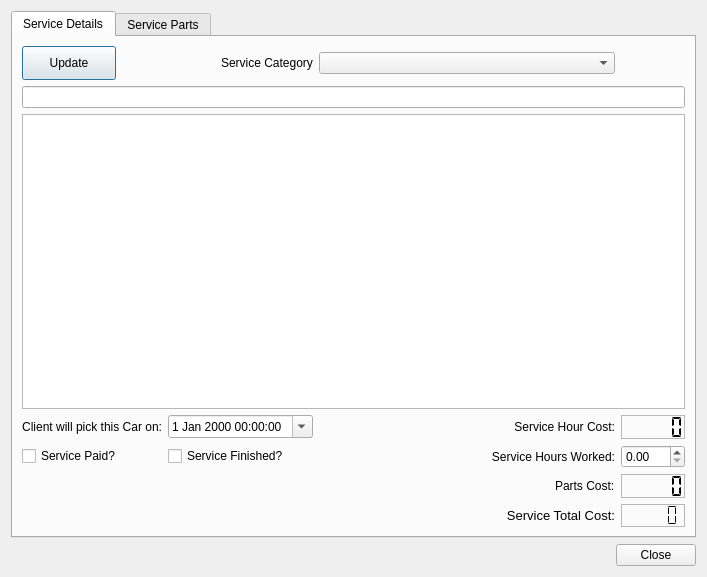
Old version of the form Client_Add_service.ui in the repository bedi1982/Oficina.
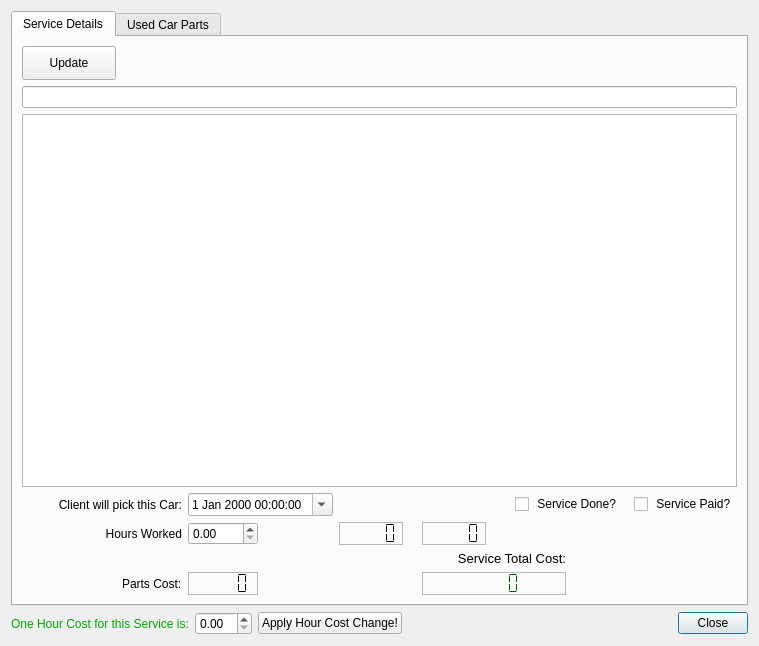
New version of the form. Icons and pictures are not drawn.

Commit message: Improved finances area, now each service can have its own Hour Cost; Fixed Tab completition on stock part update; Added extra pixmaps as they were causing a good impression; lots of bugfixes;

Patch:
```diff
--- a/Client_Add_service.ui
+++ b/Client_Add_service.ui
@@ -6,8 +6,8 @@
    <rect>
     <x>0</x>
     <y>0</y>
-    <width>707</width>
-    <height>577</height>
+    <width>661</width>
+    <height>646</height>
    </rect>
   </property>
   <property name="windowTitle">
@@ -18,7 +18,85 @@
     <normaloff>:/emoticons/service.png</normaloff>:/emoticons/service.png</iconset>
   </property>
   <layout class="QGridLayout" name="gridLayout">
-   <item row="6" column="0">
+   <item row="1" column="5">
+    <widget class="QDialogButtonBox" name="buttonBox_Close">
+     <property name="maximumSize">
+      <size>
+       <width>70</width>
+       <height>16777215</height>
+      </size>
+     </property>
+     <property name="styleSheet">
+      <string notr="true"/>
+     </property>
+     <property name="standardButtons">
+      <set>QDialogButtonBox::Close</set>
+     </property>
+    </widget>
+   </item>
+   <item row="1" column="2">
+    <widget class="QPushButton" name="Button_Apply_new_Hour_Cost">
+     <property name="maximumSize">
+      <size>
+       <width>190</width>
+       <height>16777215</height>
+      </size>
+     </property>
+     <property name="text">
+      <string>Apply Hour Cost Change!</string>
+     </property>
+     <property name="icon">
+      <iconset resource="images/images.qrc">
+       <normaloff>:/emoticons/emblem-default.png</normaloff>:/emoticons/emblem-default.png</iconset>
+     </property>
+    </widget>
+   </item>
+   <item row="1" column="0">
+    <widget class="QLabel" name="lbl_Hour_Cost_text">
+     <property name="maximumSize">
+      <size>
+       <width>182</width>
+       <height>16777215</height>
+      </size>
+     </property>
+     <property name="styleSheet">
+      <string notr="true">color: rgb(0, 170, 0);</string>
+     </property>
+     <property name="text">
+      <string>One Hour Cost for this Service is:</string>
+     </property>
+    </widget>
+   </item>
+   <item row="1" column="3">
+    <widget class="QLabel" name="label_Icon_Service_Hour_Cost">
+     <property name="maximumSize">
+      <size>
+       <width>32</width>
+       <height>32</height>
+      </size>
+     </property>
+     <property name="text">
+      <string/>
+     </property>
+     <property name="pixmap">
+      <pixmap resource="images/images.qrc">:/emoticons/icons8-Clock-50.png</pixmap>
+     </property>
+     <property name="scaledContents">
+      <bool>true</bool>
+     </property>
+    </widget>
+   </item>
+   <item row="1" column="1">
+    <widget class="QDoubleSpinBox" name="double_Service_Hour_Cost">
+     <property name="maximumSize">
+      <size>
+       <width>100</width>
+       <height>16777215</height>
+      </size>
+     </property>
+    </widget>
+   </item>
+   <item row="0" column="0" colspan="6">
     <widget class="QTabWidget" name="tabWidget">
      <property name="currentIndex">
       <number>0</number>
@@ -28,8 +106,28 @@
        <string>Service Details</string>
       </attribute>
       <layout class="QGridLayout" name="gridLayout_2">
-       <item row="10" column="4">
-        <widget class="QDoubleSpinBox" name="Spin_Hand_Work_Hours">
+       <item row="5" column="3">
+        <widget class="QLCDNumber" name="lcd_Service_Hour_Cost">
+         <property name="frameShape">
+          <enum>QFrame::StyledPanel</enum>
+         </property>
+         <property name="segmentStyle">
+          <enum>QLCDNumber::Flat</enum>
+         </property>
+        </widget>
+       </item>
+       <item row="5" column="9" rowspan="3" colspan="3">
+        <widget class="QLabel" name="label_Icon_Handwork">
+         <property name="text">
+          <string/>
+         </property>
+         <property name="pixmap">
+          <pixmap resource="images/images.qrc">:/emoticons/icons8-Maintenance-100.png</pixmap>
+         </property>
+        </widget>
+       </item>
+       <item row="0" column="0">
+        <widget class="QPushButton" name="btn_Update_Service_description">
          <property name="enabled">
           <bool>true</bool>
          </property>
@@ -39,35 +137,25 @@
            <verstretch>0</verstretch>
           </sizepolicy>
          </property>
-         <property name="maximum">
-          <double>999.000000000000000</double>
-         </property>
-         <property name="singleStep">
-          <double>1.000000000000000</double>
-         </property>
-        </widget>
-       </item>
-       <item row="10" column="1">
-        <widget class="QCheckBox" name="check_Finished">
-         <property name="enabled">
-          <bool>true</bool>
-         </property>
-         <property name="text">
-          <string>Service Finished?</string>
-         </property>
-        </widget>
-       </item>
-       <item row="4" column="0" colspan="5">
-        <widget class="QLineEdit" name="line_ServiceShortDescription">
-         <property name="focusPolicy">
-          <enum>Qt::NoFocus</enum>
+         <property name="minimumSize">
+          <size>
+           <width>94</width>
+           <height>34</height>
+          </size>
          </property>
          <property name="acceptDrops">
           <bool>false</bool>
          </property>
+         <property name="text">
+          <string>Update</string>
+         </property>
+         <property name="icon">
+          <iconset resource="images/images.qrc">
+           <normaloff>:/emoticons/client_info.png</normaloff>:/emoticons/client_info.png</iconset>
+         </property>
         </widget>
        </item>
-       <item row="5" column="0" colspan="5">
+       <item row="2" column="0" colspan="12">
         <widget class="QTextEdit" name="txt_Servicedescription">
          <property name="focusPolicy">
           <enum>Qt::NoFocus</enum>
@@ -79,29 +167,90 @@
           <string>&lt;!DOCTYPE HTML PUBLIC &quot;-//W3C//DTD HTML 4.0//EN&quot; &quot;http://www.w3.org/TR/REC-html40/strict.dtd&quot;&gt;
 &lt;html&gt;&lt;head&gt;&lt;meta name=&quot;qrichtext&quot; content=&quot;1&quot; /&gt;&lt;style type=&quot;text/css&quot;&gt;
 p, li { white-space: pre-wrap; }
-&lt;/style&gt;&lt;/head&gt;&lt;body style=&quot; font-family:'Noto Sans'; font-size:10pt; font-weight:400; font-style:normal;&quot;&gt;
-&lt;p style=&quot;-qt-paragraph-type:empty; margin-top:0px; margin-bottom:0px; margin-left:0px; margin-right:0px; -qt-block-indent:0; text-indent:0px;&quot;&gt;&lt;br /&gt;&lt;/p&gt;&lt;/body&gt;&lt;/html&gt;</string>
+&lt;/style&gt;&lt;/head&gt;&lt;body style=&quot; font-family:'Noto Sans'; font-size:9pt; font-weight:400; font-style:normal;&quot;&gt;
+&lt;p style=&quot;-qt-paragraph-type:empty; margin-top:0px; margin-bottom:0px; margin-left:0px; margin-right:0px; -qt-block-indent:0; text-indent:0px; font-size:10pt;&quot;&gt;&lt;br /&gt;&lt;/p&gt;&lt;/body&gt;&lt;/html&gt;</string>
          </property>
         </widget>
        </item>
-       <item row="7" column="0">
-        <widget class="QLabel" name="label_Client_Return_Date">
-         <property name="sizePolicy">
-          <sizepolicy hsizetype="Fixed" vsizetype="Preferred">
-           <horstretch>0</horstretch>
-           <verstretch>0</verstretch>
-          </sizepolicy>
+       <item row="1" column="0" colspan="12">
+        <widget class="QLineEdit" name="line_ServiceShortDescription">
+         <property name="focusPolicy">
+          <enum>Qt::NoFocus</enum>
          </property>
+         <property name="acceptDrops">
+          <bool>false</bool>
+         </property>
+        </widget>
+       </item>
+       <item row="5" column="0">
+        <widget class="QLabel" name="label_InsertWorkCost">
          <property name="text">
-          <string>Client will pick this Car on:</string>
+          <string>Hours Worked</string>
          </property>
          <property name="alignment">
           <set>Qt::AlignRight|Qt::AlignTrailing|Qt::AlignVCenter</set>
          </property>
         </widget>
        </item>
-       <item row="7" column="1">
-        <widget class="QDateTimeEdit" name="dateTimeEdit">
+       <item row="6" column="5" colspan="3" alignment="Qt::AlignBottom">
+        <widget class="QLabel" name="label_totalServiceCost">
+         <property name="font">
+          <font>
+           <pointsize>10</pointsize>
+          </font>
+         </property>
+         <property name="autoFillBackground">
+          <bool>false</bool>
+         </property>
+         <property name="styleSheet">
+          <string notr="true">border-color: rgb(0, 170, 0);
+border-top-color: rgb(0, 170, 0);</string>
+         </property>
+         <property name="text">
+          <string>Service Total Cost:</string>
+         </property>
+         <property name="alignment">
+          <set>Qt::AlignRight|Qt::AlignTrailing|Qt::AlignVCenter</set>
+         </property>
+        </widget>
+       </item>
+       <item row="7" column="5" colspan="3">
+        <widget class="QLCDNumber" name="lcd_Service_Total">
+         <property name="font">
+          <font>
+           <weight>50</weight>
+           <bold>false</bold>
+          </font>
+         </property>
+         <property name="autoFillBackground">
+          <bool>false</bool>
+         </property>
+         <property name="styleSheet">
+          <string notr="true">color: rgb(0, 85, 0);</string>
+         </property>
+         <property name="frameShape">
+          <enum>QFrame::StyledPanel</enum>
+         </property>
+         <property name="smallDecimalPoint">
+          <bool>false</bool>
+         </property>
+         <property name="segmentStyle">
+          <enum>QLCDNumber::Flat</enum>
+         </property>
+        </widget>
+       </item>
+       <item row="3" column="7" colspan="2">
+        <widget class="QCheckBox" name="check_Finished">
+         <property name="enabled">
+          <bool>true</bool>
+         </property>
+         <property name="text">
+          <string> Service Done?</string>
+         </property>
+        </widget>
+       </item>
+       <item row="3" column="1" colspan="2">
+        <widget class="QDateTimeEdit" name="dateTimeEdit_Client_Return_Date">
          <property name="sizePolicy">
           <sizepolicy hsizetype="Fixed" vsizetype="Fixed">
            <horstretch>0</horstretch>
@@ -133,184 +282,109 @@
          </property>
         </widget>
        </item>
-       <item row="0" column="1" alignment="Qt::AlignRight">
-        <widget class="QLabel" name="label_2">
-         <property name="text">
-          <string>Service Category</string>
-         </property>
-        </widget>
-       </item>
-       <item row="10" column="0">
-        <widget class="QCheckBox" name="check_Paid">
+       <item row="5" column="1">
+        <widget class="QDoubleSpinBox" name="Spin_Hand_Work_Hours">
          <property name="enabled">
           <bool>true</bool>
          </property>
-         <property name="text">
-          <string>Service Paid?</string>
+         <property name="maximum">
+          <double>999.000000000000000</double>
          </property>
-        </widget>
-       </item>
-       <item row="11" column="4">
-        <widget class="QLCDNumber" name="lcd_Parts_Cost_2">
-         <property name="sizePolicy">
-          <sizepolicy hsizetype="Fixed" vsizetype="Fixed">
-           <horstretch>0</horstretch>
-           <verstretch>0</verstretch>
-          </sizepolicy>
+         <property name="singleStep">
+          <double>1.000000000000000</double>
          </property>
-         <property name="minimumSize">
-          <size>
-           <width>0</width>
-           <height>24</height>
-          </size>
-         </property>
-         <property name="maximumSize">
-          <size>
-           <width>75</width>
-           <height>32</height>
-          </size>
-         </property>
-         <property name="frameShape">
-          <enum>QFrame::StyledPanel</enum>
-         </property>
-         <property name="segmentStyle">
-          <enum>QLCDNumber::Flat</enum>
-         </property>
         </widget>
        </item>
-       <item row="16" column="3">
-        <widget class="QLabel" name="lbl_totlaServiceCost">
-         <property name="font">
-          <font>
-           <pointsize>10</pointsize>
-          </font>
-         </property>
-         <property name="autoFillBackground">
-          <bool>false</bool>
-         </property>
-         <property name="styleSheet">
-          <string notr="true">border-color: rgb(0, 170, 0);
-border-top-color: rgb(0, 170, 0);</string>
-         </property>
-         <property name="text">
-          <string>Service Total Cost:</string>
-         </property>
-         <property name="alignment">
-          <set>Qt::AlignRight|Qt::AlignTrailing|Qt::AlignVCenter</set>
-         </property>
-        </widget>
-       </item>
-       <item row="11" column="3" alignment="Qt::AlignRight">
-        <widget class="QLabel" name="label">
-         <property name="text">
-          <string>Parts Cost:</string>
-         </property>
-        </widget>
-       </item>
-       <item row="16" column="4">
-        <widget class="QLCDNumber" name="lcd_Service_Total">
-         <property name="sizePolicy">
-          <sizepolicy hsizetype="Fixed" vsizetype="Fixed">
-           <horstretch>0</horstretch>
-           <verstretch>0</verstretch>
-          </sizepolicy>
-         </property>
-         <property name="font">
-          <font>
-           <pointsize>16</pointsize>
-          </font>
-         </property>
-         <property name="styleSheet">
-          <string notr="true"/>
-         </property>
-         <property name="frameShape">
-          <enum>QFrame::StyledPanel</enum>
-         </property>
-         <property name="smallDecimalPoint">
-          <bool>false</bool>
-         </property>
-         <property name="segmentStyle">
-          <enum>QLCDNumber::Flat</enum>
-         </property>
-        </widget>
-       </item>
-       <item row="10" column="3" alignment="Qt::AlignRight">
-        <widget class="QLabel" name="lbl_InsertWorkCost">
-         <property name="text">
-          <string>Service Hours Worked:</string>
-         </property>
-         <property name="alignment">
-          <set>Qt::AlignRight|Qt::AlignTrailing|Qt::AlignVCenter</set>
-         </property>
-        </widget>
-       </item>
-       <item row="0" column="2" colspan="2">
-        <widget class="QComboBox" name="comboBox"/>
-       </item>
-       <item row="7" column="4">
+       <item row="5" column="5">
         <widget class="QLCDNumber" name="lcd_Hour_cost">
+         <property name="frameShape">
+          <enum>QFrame::StyledPanel</enum>
+         </property>
+         <property name="segmentStyle">
+          <enum>QLCDNumber::Flat</enum>
+         </property>
+        </widget>
+       </item>
+       <item row="5" column="2">
+        <widget class="QLabel" name="label_Icon_Multiply">
+         <property name="text">
+          <string/>
+         </property>
+         <property name="pixmap">
+          <pixmap resource="images/images.qrc">:/emoticons/icons8-Multiply Filled-50.png</pixmap>
+         </property>
+        </widget>
+       </item>
+       <item row="5" column="4">
+        <widget class="QLabel" name="label">
+         <property name="text">
+          <string/>
+         </property>
+         <property name="pixmap">
+          <pixmap resource="images/images.qrc">:/emoticons/icons8-Equal Sign Filled-50.png</pixmap>
+         </property>
+        </widget>
+       </item>
+       <item row="7" column="1">
+        <widget class="QLCDNumber" name="lcd_Parts_Cost_2">
+         <property name="frameShape">
+          <enum>QFrame::StyledPanel</enum>
+         </property>
+         <property name="segmentStyle">
+          <enum>QLCDNumber::Flat</enum>
+         </property>
+        </widget>
+       </item>
+       <item row="7" column="0" alignment="Qt::AlignRight">
+        <widget class="QLabel" name="label_Parts_Cost">
+         <property name="text">
+          <string>Parts Cost:</string>
+         </property>
+        </widget>
+       </item>
+       <item row="3" column="10" colspan="2">
+        <widget class="QCheckBox" name="check_Paid">
+         <property name="enabled">
+          <bool>true</bool>
+         </property>
+         <property name="text">
+          <string> Service Paid?</string>
+         </property>
+        </widget>
+       </item>
+       <item row="3" column="0">
+        <widget class="QLabel" name="label_Client_Return_Date">
          <property name="sizePolicy">
-          <sizepolicy hsizetype="Fixed" vsizetype="Fixed">
+          <sizepolicy hsizetype="Fixed" vsizetype="Preferred">
            <horstretch>0</horstretch>
            <verstretch>0</verstretch>
           </sizepolicy>
          </property>
-         <property name="minimumSize">
-          <size>
-           <width>0</width>
-           <height>24</height>
-          </size>
+         <property name="text">
+          <string>           Client will pick this Car:</string>
          </property>
-         <property name="maximumSize">
-          <size>
-           <width>75</width>
-           <height>32</height>
-          </size>
+         <property name="alignment">
+          <set>Qt::AlignRight|Qt::AlignTrailing|Qt::AlignVCenter</set>
          </property>
-         <property name="frameShape">
-          <enum>QFrame::StyledPanel</enum>
+        </widget>
+       </item>
+       <item row="6" column="3">
+        <widget class="QLabel" name="label_Icon_Plus">
+         <property name="text">
+          <string/>
          </property>
-         <property name="segmentStyle">
-          <enum>QLCDNumber::Flat</enum>
+         <property name="pixmap">
+          <pixmap resource="images/images.qrc">:/emoticons/icons8-Plus Math-48.png</pixmap>
          </property>
         </widget>
        </item>
        <item row="7" column="3">
-        <widget class="QLabel" name="label_Hour_Cosr">
+        <widget class="QLabel" name="label_Icon_Equal">
          <property name="text">
-          <string>Service Hour Cost:</string>
+          <string/>
          </property>
-         <property name="alignment">
-          <set>Qt::AlignRight|Qt::AlignTrailing|Qt::AlignVCenter</set>
-         </property>
-        </widget>
-       </item>
-       <item row="0" column="0">
-        <widget class="QPushButton" name="btn_Update_Service_description">
-         <property name="enabled">
-          <bool>true</bool>
-         </property>
-         <property name="sizePolicy">
-          <sizepolicy hsizetype="Fixed" vsizetype="Fixed">
-           <horstretch>0</horstretch>
-           <verstretch>0</verstretch>
-          </sizepolicy>
-         </property>
-         <property name="minimumSize">
-          <size>
-           <width>94</width>
-           <height>34</height>
-          </size>
-         </property>
-         <property name="acceptDrops">
-          <bool>false</bool>
-         </property>
-         <property name="text">
-          <string>Update</string>
-         </property>
-         <property name="icon">
-          <iconset resource="images/images.qrc">
-           <normaloff>:/emoticons/client_info.png</normaloff>:/emoticons/client_info.png</iconset>
+         <property name="pixmap">
+          <pixmap resource="images/images.qrc">:/emoticons/icons8-Equal Sign Filled-50.png</pixmap>
          </property>
         </widget>
        </item>
@@ -318,16 +392,18 @@
      </widget>
      <widget class="QWidget" name="ServiceParts">
       <attribute name="title">
-       <string>Service Parts</string>
+       <string>Used Car Parts</string>
       </attribute>
       <layout class="QGridLayout" name="gridLayout_4">
-       <item row="0" column="1" alignment="Qt::AlignLeft">
-        <widget class="QLabel" name="lbl_PartsUsed">
-         <property name="text">
-          <string>Double click a Part to remove it from the Service:</string>
+       <item row="2" column="3">
+        <widget class="QLCDNumber" name="lcd_Parts_Cost">
+         <property name="font">
+          <font>
+           <kerning>true</kerning>
+          </font>
          </property>
-         <property name="alignment">
-          <set>Qt::AlignRight|Qt::AlignTrailing|Qt::AlignVCenter</set>
+         <property name="frameShape">
+          <enum>QFrame::StyledPanel</enum>
          </property>
         </widget>
        </item>
@@ -341,7 +417,37 @@
          </property>
         </widget>
        </item>
-       <item row="2" column="0" colspan="2">
+       <item row="2" column="2">
+        <widget class="QLabel" name="label_Text_Parts_Cost">
+         <property name="text">
+          <string>Parts Cost:</string>
+         </property>
+         <property name="alignment">
+          <set>Qt::AlignRight|Qt::AlignTrailing|Qt::AlignVCenter</set>
+         </property>
+        </widget>
+       </item>
+       <item row="0" column="0">
+        <widget class="QLabel" name="label_Parts_Used">
+         <property name="text">
+          <string>Double click a Part to remove it from the Service:</string>
+         </property>
+         <property name="alignment">
+          <set>Qt::AlignRight|Qt::AlignTrailing|Qt::AlignVCenter</set>
+         </property>
+        </widget>
+       </item>
+       <item row="0" column="3">
+        <widget class="QLabel" name="label_Icon_CarKey">
+         <property name="text">
+          <string/>
+         </property>
+         <property name="pixmap">
+          <pixmap resource="images/images.qrc">:/emoticons/icons8-Car Rental-50.png</pixmap>
+         </property>
+        </widget>
+       </item>
+       <item row="0" column="2">
         <widget class="QPushButton" name="btn_Add_Parts_Used_In_The_Service">
          <property name="enabled">
           <bool>true</bool>
@@ -364,61 +470,22 @@
          </property>
         </widget>
        </item>
-       <item row="2" column="2">
-        <widget class="QLabel" name="lbl_PartsCost_2">
-         <property name="text">
-          <string>Parts Cost:</string>
-         </property>
-         <property name="alignment">
-          <set>Qt::AlignRight|Qt::AlignTrailing|Qt::AlignVCenter</set>
-         </property>
-        </widget>
-       </item>
-       <item row="2" column="3">
-        <widget class="QLCDNumber" name="lcd_Parts_Cost">
-         <property name="sizePolicy">
-          <sizepolicy hsizetype="Fixed" vsizetype="Fixed">
-           <horstretch>0</horstretch>
-           <verstretch>0</verstretch>
-          </sizepolicy>
-         </property>
-         <property name="maximumSize">
-          <size>
-           <width>98</width>
-           <height>32</height>
-          </size>
-         </property>
-         <property name="frameShape">
-          <enum>QFrame::StyledPanel</enum>
-         </property>
-        </widget>
-       </item>
-       <item row="0" column="2">
-        <spacer name="horizontalSpacer">
-         <property name="orientation">
-          <enum>Qt::Horizontal</enum>
-         </property>
-         <property name="sizeHint" stdset="0">
-          <size>
-           <width>40</width>
-           <height>20</height>
-          </size>
-         </property>
-        </spacer>
-       </item>
       </layout>
      </widget>
     </widget>
    </item>
-   <item row="7" column="0">
-    <widget class="QDialogButtonBox" name="buttonBox">
-     <property name="styleSheet">
-      <string notr="true"/>
+   <item row="1" column="4">
+    <spacer name="horizontalSpacer">
+     <property name="orientation">
+      <enum>Qt::Horizontal</enum>
      </property>
-     <property name="standardButtons">
-      <set>QDialogButtonBox::Close</set>
+     <property name="sizeHint" stdset="0">
+      <size>
+       <width>40</width>
+       <height>20</height>
+      </size>
      </property>
-    </widget>
+    </spacer>
    </item>
   </layout>
  </widget>
```
Left out of the diff: 1 changed line with no effect on the pictures. The commit also changes 15 other files.
